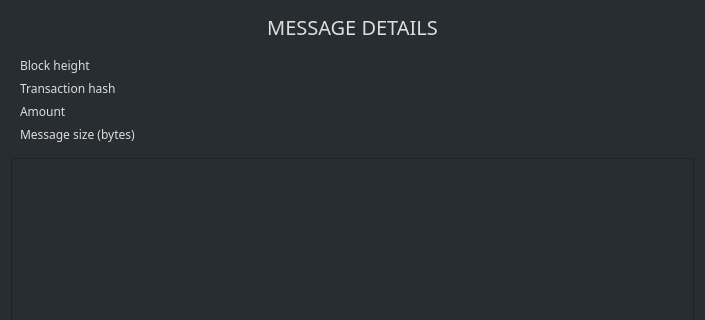
ConcealNetwork/conceal-desktop, file src/gui/ui/messagedetailsdialog.ui: the form before one commit; both pictures show x 0 to 705 and y 0 to 320 of the 705 by 493 pixel window.
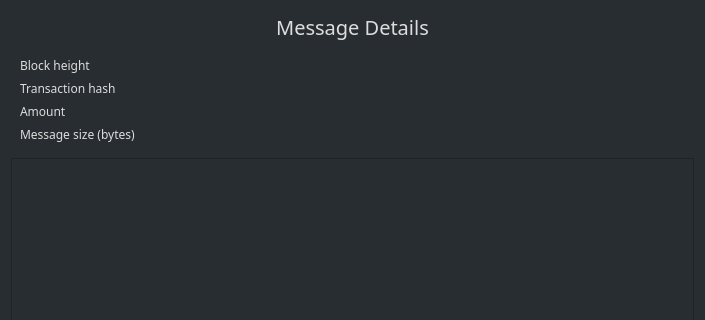
The form after the commit.

What changed in the file:
```diff
--- a/src/gui/ui/messagedetailsdialog.ui
+++ b/src/gui/ui/messagedetailsdialog.ui
@@ -39,7 +39,7 @@
   </string>
      </property>
      <property name="text">
-      <string>MESSAGE DETAILS</string>
+      <string>Message Details</string>
      </property>
      <property name="alignment">
       <set>Qt::AlignCenter</set>
```
Left out of the diff: 6 changed lines with no effect on the pictures.
